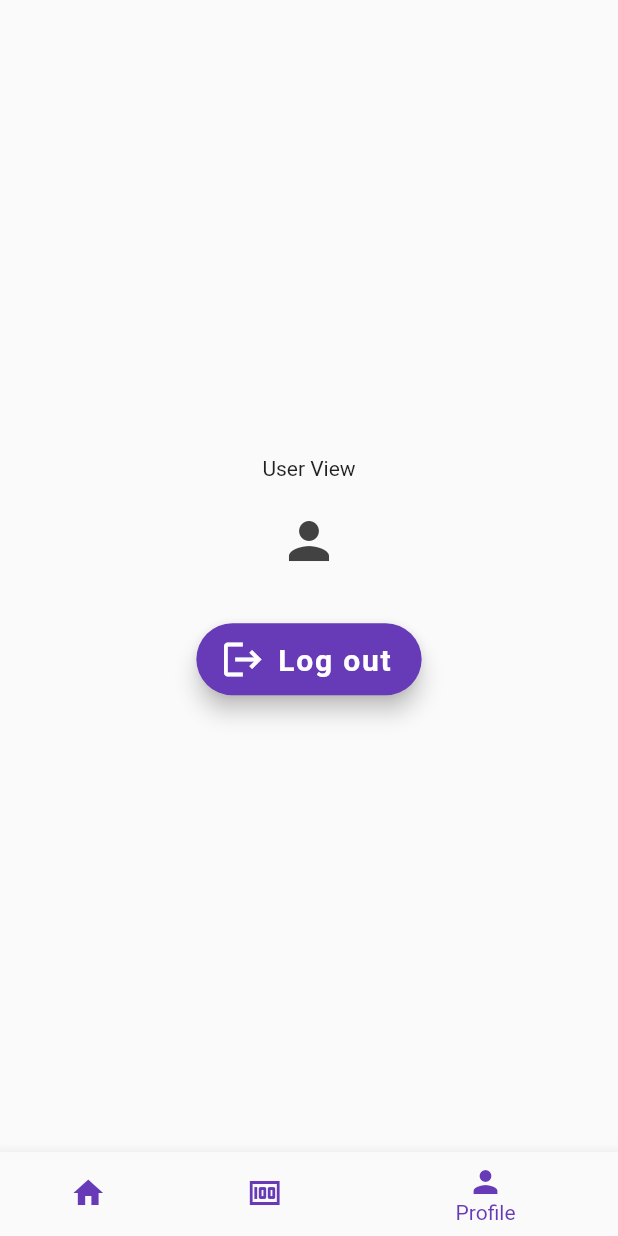
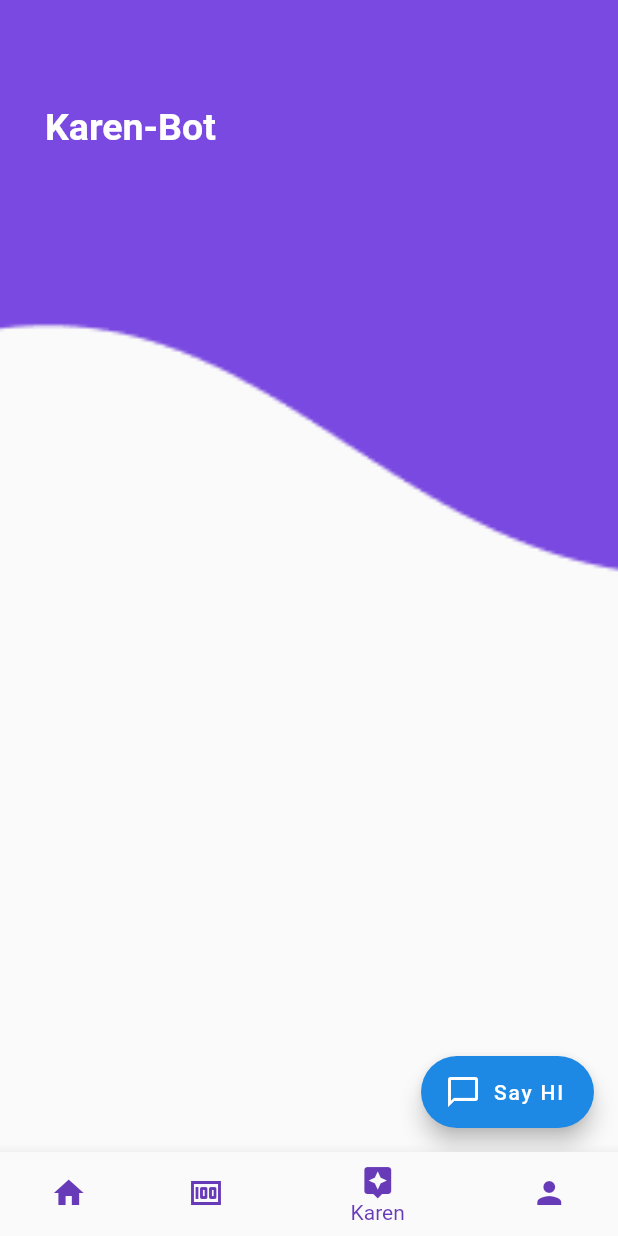
Before and after one commit to Vasudev-2308/maintainance_tracker, a Flutter app: the Home screen opened by its route, item 3 of the bottom bar chosen, on a phone screen of 412 x 824 dp. Run offline on Flutter 3.47's test engine with Material 2 defaults, Android fonts, the phone set to English and light mode, and no system bars; our stand-ins replace firebase_auth, firebase_core, flutter_spinkit; accounts and stored records are empty.

Commit message:
Added Bot screen and some ui widgets n decor

```diff
--- a/lib/main.dart
+++ b/lib/main.dart
@@ -19,9 +19,6 @@ class MyApp extends StatelessWidget {
       home: Wrapper(),
       title: "Maintainance",
       debugShowCheckedModeBanner: false,
-      theme: ThemeData(
-        accentColor: Colors.deepPurple,
-      ),
       initialRoute: '/start',
       routes: {
         '/start': (context) => StartPage(),
--- /dev/null
+++ b/lib/screens/botscreen.dart
@@ -0,0 +1,46 @@
+import 'package:flutter/material.dart';
+
+class Bot extends StatefulWidget {
+  @override
+  _BotState createState() => _BotState();
+}
+
+class _BotState extends State<Bot> {
+  @override
+  Widget build(BuildContext context) {
+    return new WillPopScope(
+        onWillPop: () async {
+          Scaffold.of(context).showSnackBar(SnackBar(
+            content: Text("Unable to Go Back to Login Screen"),
+            duration: Duration(seconds: 3),
+          ));
+        },
+        child: Scaffold(
+          body: Stack(children: <Widget>[
+            Container(
+              decoration: BoxDecoration(
+                  image: DecorationImage(
+                      image: AssetImage('assets/wavy3.png'),
+                      fit: BoxFit.cover)),
+              height: MediaQuery.of(context).size.height / 1.66,
+            ),
+            Container(
+              padding: EdgeInsets.fromLTRB(30, 70, 0, 0),
+              child: Text(
+                "Karen-Bot",
+                style: TextStyle(
+                    color: Colors.white,
+                    fontWeight: FontWeight.bold,
+                    fontSize: 25),
+              ),
+            ),
+          ]),
+          floatingActionButton: FloatingActionButton.extended(
+            onPressed: () {},
+            label: Text("Say HI"),
+            icon: Icon(Icons.chat_bubble_outline_outlined),
+            backgroundColor: Colors.blue[600],
+          ),
+        ));
+  }
+}
--- a/lib/screens/homepage.dart
+++ b/lib/screens/homepage.dart
@@ -1,6 +1,7 @@
 import 'package:flutter/cupertino.dart';
 import 'package:flutter/material.dart';
 import 'package:flutter/widgets.dart';
+import 'package:maintainance_tracker/screens/botscreen.dart';
 import 'package:maintainance_tracker/screens/home.dart';
 import 'package:maintainance_tracker/screens/transactions.dart';
 import 'package:maintainance_tracker/screens/user.dart';
@@ -12,8 +13,14 @@ class Home extends StatefulWidget {
 }
 
 class _HomeState extends State<Home> {
+  PageController pageController;
   int selectedpage = 0;
-  List<Widget> tabs = <Widget>[HomePage(), Transactions(), UserProfile()];
+  List<Widget> tabs = <Widget>[
+    HomePage(),
+    Transactions(),
+    Bot(),
+    UserProfile()
+  ];
 
   @override
   Widget build(BuildContext context) {
@@ -21,7 +28,7 @@ class _HomeState extends State<Home> {
       body: Center(child: tabs.elementAt(selectedpage)),
       bottomNavigationBar: BottomNavigationBar(
           selectedItemColor: Colors.deepPurple,
-          unselectedItemColor: Colors.deepPurple,
+          unselectedItemColor: Colors.deepOrange,
           currentIndex: selectedpage,
           type: BottomNavigationBarType.shifting,
           items: [
@@ -41,6 +48,13 @@ class _HomeState extends State<Home> {
             ),
             BottomNavigationBarItem(
               icon: Icon(
+                Icons.assistant,
+                color: Colors.deepPurple,
+              ),
+              label: "Karen",
+            ),
+            BottomNavigationBarItem(
+              icon: Icon(
                 Icons.person,
                 color: Colors.deepPurple,
               ),
@@ -50,6 +64,7 @@ class _HomeState extends State<Home> {
           onTap: (int index) {
             setState(() {
               selectedpage = index;
+
               //print("$selectedpage");
             });
           }),
--- a/lib/screens/start.dart
+++ b/lib/screens/start.dart
@@ -15,7 +15,7 @@ class _StartPageState extends State<StartPage> {
         body: Stack(children: <Widget>[
           Container(
             width: MediaQuery.of(context).size.width,
-            height: MediaQuery.of(context).size.height / 1.7,
+            height: MediaQuery.of(context).size.height / 1.66,
             decoration: BoxDecoration(
               image: DecorationImage(
                 image: AssetImage('assets/wavy2.png'),
--- a/lib/screens/user.dart
+++ b/lib/screens/user.dart
@@ -16,23 +16,28 @@ class _UserProfileState extends State<UserProfile> {
           ));
         },
         child: Scaffold(
-          body: Center(
-            child: Column(
-              mainAxisAlignment: MainAxisAlignment.center,
-              children: [
-                Text("User View"),
-                SizedBox(
-                  height: 20,
+          body: Stack(
+            children: <Widget>[
+              Container(
+                decoration: BoxDecoration(
+                    image: DecorationImage(
+                        image: AssetImage('assets/wavy4.png'),
+                        fit: BoxFit.cover)),
+                height: MediaQuery.of(context).size.height / 1.66,
+              ),
+              Container(
+                padding: EdgeInsets.fromLTRB(30, 70, 0, 0),
+                child: Text(
+                  "User",
+                  style: TextStyle(
+                      color: Colors.white,
+                      fontWeight: FontWeight.bold,
+                      fontSize: 25),
                 ),
-                Icon(
-                  Icons.person,
-                  size: 40,
-                  color: Colors.grey[800],
-                ),
-                SizedBox(
-                  height: 35,
-                ),
-                FloatingActionButton.extended(
+              ),
+              Container(
+                padding: EdgeInsets.fromLTRB(125, 800, 100, 40),
+                child: FloatingActionButton.extended(
                   onPressed: () {
                     Navigator.of(context).pushNamed('/start');
                   },
@@ -49,9 +54,9 @@ class _UserProfileState extends State<UserProfile> {
                     size: 30,
                   ),
                   backgroundColor: Colors.deepPurple,
-                )
-              ],
-            ),
+                ),
+              ),
+            ],
           ),
         ));
   }
```
Also changed, not shown: lib/screens/home.dart (+18 -14 lines), lib/screens/transactions.dart (+26 -14 lines), assets/wavy3.png (added), assets/wavy4.png (added).
